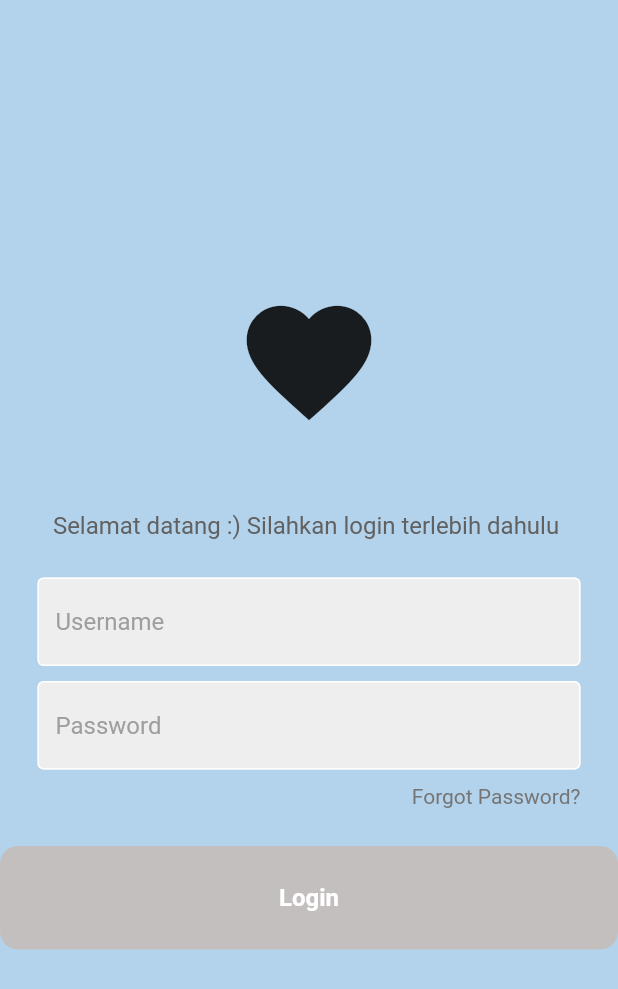
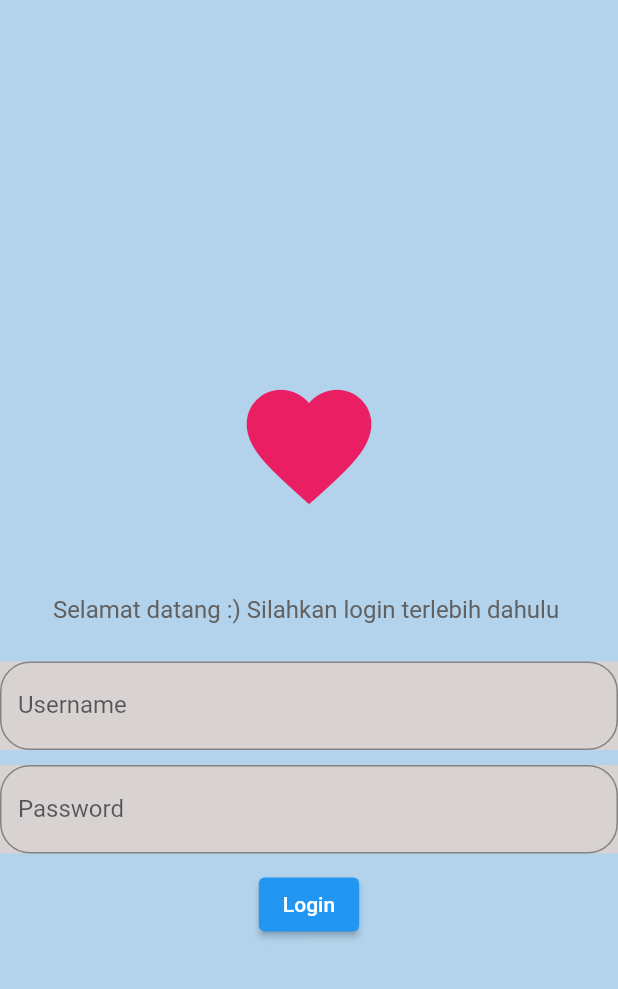
Before and after one commit to nurrohmahqiani/listviewnloginn, a Flutter app: the screen it shows after launch, on a phone screen of 412 x 824 dp. Shown: the top 989 px of the screen. Run offline on Flutter 3.47's test engine with Material 2 defaults, Android fonts, the phone set to English and light mode, and no system bars.

Commit message:
login_page.dart

```diff
--- a/lib/pages/login_page.dart
+++ b/lib/pages/login_page.dart
@@ -1,24 +1,29 @@
 import 'package:flutter/material.dart';
-import 'package:modernlogintute/components/my_button.dart';
-import 'package:modernlogintute/components/my_textfield.dart';
-import 'package:modernlogintute/components/square_tile.dart';
 import './home_page.dart';
+import 'package:flutter/rendering.dart';
+import 'package:modernlogintute/pages/home_page.dart';
 
-class LoginPage extends StatelessWidget {
-  LoginPage({super.key});
+class LoginPage extends StatefulWidget {
+  const LoginPage({Key? key}) : super(key: key);
 
-  // text editing controllers
-  final usernameController = TextEditingController();
-  final passwordController = TextEditingController();
+  @override
+  State<LoginPage> createState() => _LoginPageState();
+}
+
+class _LoginPageState extends State<LoginPage> {
+  TextEditingController cUser = TextEditingController();
+  TextEditingController cPass = TextEditingController();
+  final formKey = GlobalKey<FormState>();
 
   // sign user in method
-  void signUserIn() {}
+  // void signUserIn() {}
 
   @override
   Widget build(BuildContext context) {
     return Scaffold(
       backgroundColor: Color.fromARGB(255, 179, 211, 236),
-      body: SafeArea(
+      body: Form(
+        key: formKey,
         child: Center(
           child: Column(
             mainAxisAlignment: MainAxisAlignment.center,
@@ -28,7 +33,8 @@ class LoginPage extends StatelessWidget {
               // logo
               const Icon(
                 Icons.favorite,
-                size: 100,
+                color: Colors.pink,
+                size: 100.0,
               ),
 
               const SizedBox(height: 50),
@@ -44,147 +50,84 @@ class LoginPage extends StatelessWidget {
 
               const SizedBox(height: 25),
 
-              // username textfield
-              MyTextField(
-                controller: usernameController,
-                hintText: 'Username',
-                obscureText: false,
-              ),
-
-              const SizedBox(height: 10),
-
-              // password textfield
-              MyTextField(
-                controller: passwordController,
-                hintText: 'Password',
-                obscureText: true,
-              ),
-
-              const SizedBox(height: 10),
-
-              // forgot password?
-              Padding(
-                padding: const EdgeInsets.symmetric(horizontal: 25.0),
-                child: Row(
-                  mainAxisAlignment: MainAxisAlignment.end,
-                  children: [
-                    Text(
-                      'Forgot Password?',
-                      style: TextStyle(color: Colors.grey[600]),
-                    ),
-                  ],
+              Container(
+                color: Color.fromARGB(255, 216, 210, 210),
+                child: TextFormField(
+                  controller: cUser,
+                  decoration: InputDecoration(
+                      labelText: 'Username',
+                      hintText: 'Input Username',
+                      border: OutlineInputBorder(
+                        borderRadius: BorderRadius.circular(20),
+                      )),
+                  validator: (value) {
+                    if (value!.isEmpty) {
+                      return 'Isi kolom user';
+                    }
+                    return null;
+                  },
                 ),
               ),
-
-              const SizedBox(height: 25),
-
-              //sign in button
-              // button login
-              // ElevatedButton(
-              //   onPressed: () {
-              //     String tUser = 'admin';
-              //     String tPass = '12345';
-              //     if (formKey.currentState!.validate()) {
-              //       if (cUser.text == tUser &&
-              //           cPass.text == tPass) {
-              //         //Perintah untuk memanggil halaman baru
-              //         Navigator.push(
-              //             context,
-              //             MaterialPageRoute(
-              //               builder: (context) =>
-              //                   const ListProduk(),
-              //             ));
-
-              GestureDetector(
-                onTap: () => Navigator.push(
-                  context,
-                  MaterialPageRoute(
-                    builder: (context) => HomePage(),
-                  ),
-                ),
-                child: Container(
-                  decoration: BoxDecoration(
-                    color:  Color.fromARGB(255, 195, 191, 191),
-                    borderRadius: BorderRadius.circular(12),
-                  ),
-                  padding: const EdgeInsets.all(25),
-                  child: const Center(
-                    child: Text(
-                      'Login',
-                      style: TextStyle(
-                        color: Colors.white,
-                        fontWeight: FontWeight.bold,
-                        fontSize: 16,
-                      ),
-                    ),
-                  ),
+              const SizedBox(
+                height: 10,
+              ),
+              Container(
+                color: Color.fromARGB(255, 216, 210, 210),
+                child: TextFormField(
+                  obscureText: true,
+                  controller: cPass,
+                  decoration: InputDecoration(
+                      labelText: 'Password',
+                      hintText: 'Input Password',
+                      border: OutlineInputBorder(
+                        borderRadius: BorderRadius.circular(20),
+                      )),
+                  validator: (value) {
+                    if (value!.isEmpty) {
+                      return 'Isi kolom password';
+                    }
+                    return null;
+                  },
                 ),
               ),
-
-              // // or continue with
-              // Padding(
-              //   padding: const EdgeInsets.symmetric(horizontal: 25.0),
-              //   child: Row(
-              //     children: [
-              //       Expanded(
-              //         child: Divider(
-              //           thickness: 0.5,
-              //           color: Colors.grey[400],
-              //         ),
-              //       ),
-              //       Padding(
-              //         padding: const EdgeInsets.symmetric(horizontal: 10.0),
-              //         child: Text(
-              //           'Or continue with',
-              //           style: TextStyle(color: Colors.grey[700]),
-              //         ),
-              //       ),
-              //       Expanded(
-              //         child: Divider(
-              //           thickness: 0.5,
-              //           color: Colors.grey[400],
-              //         ),
-              //       ),
-              //     ],
-              //   ),
-              // ),
-
-              const SizedBox(height: 50),
-
-              // google + apple sign in buttons
-              // Row(
-              //   mainAxisAlignment: MainAxisAlignment.center,
-              //   children: const [
-              //     // google button
-              //     SquareTile(imagePath: 'lib/images/google.png'),
-
-              //     SizedBox(width: 25),
-
-              //     // apple button
-              //     SquareTile(imagePath: 'lib/images/apple.png')
-              //   ],
-              // ),
-
-              // const SizedBox(height: 50),
-
-              // not a member? register now
-              // Row(
-              //   mainAxisAlignment: MainAxisAlignment.center,
-              //   children: [
-              //     Text(
-              //       'Not a member?',
-              //       style: TextStyle(color: Colors.grey[700]),
-              //     ),
-              //     const SizedBox(width: 4),
-              //     const Text(
-              //       'Register now',
-              //       style: TextStyle(
-              //         color: Colors.blue,
-              //         fontWeight: FontWeight.bold,
-              //       ),
-              //     ),
-              //   ],
-              // )
+              const SizedBox(
+                height: 10,
+              ),
+              ElevatedButton(
+                onPressed: () {
+                  String tUser = 'qiani';
+                  String tPass = '1234';
+                  if (formKey.currentState!.validate()) {
+                    if (cUser.text == tUser && cPass.text == tPass) {
+                      //kode untuk panggil halaman list view
+                      Navigator.push(
+                          context,
+                          MaterialPageRoute(
+                            builder: (context) => const HomePage(),
+                          ));
+                    } else {
+                      showDialog(
+                          context: context,
+                          builder: (context) {
+                            return AlertDialog(
+                              title: Text('Konfirmasi login'),
+                              content: Text('User atau Password salah'),
+                              actions: [
+                                ElevatedButton(
+                                    onPressed: () {
+                                      cUser.text = '';
+                                      cPass.text = '';
+                                      Navigator.of(context).pop();
+                                    },
+                                    child: Text('Ok'))
+                              ],
+                            );
+                          });
+                    }
+                  }
+                },
+                child: Text('Login'),
+              )
             ],
           ),
         ),
```
